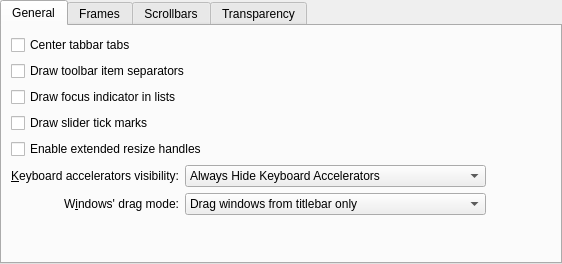
First picture: the form in kstyle/config/ui/breezestyleconfig.ui, repository Sonic-DE/sonic-breeze, before the edit.
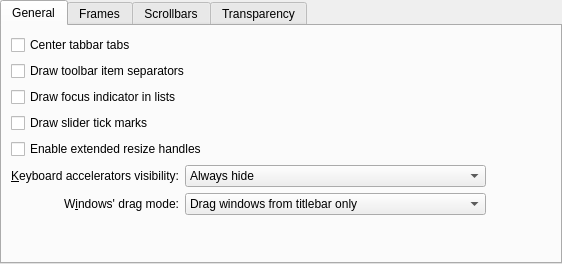
Second picture: the form after the edit.

Commit message:
kstyle: Clarify options of mnemonics/accelerators
Parity patch for oxygen theme:
https://invent.kde.org/plasma/oxygen/-/merge_requests/17

```diff
--- a/kstyle/config/ui/breezestyleconfig.ui
+++ b/kstyle/config/ui/breezestyleconfig.ui
@@ -82,7 +82,7 @@
         <widget class="QComboBox" name="_mnemonicsMode">
          <item>
           <property name="text">
-           <string>Always Hide Keyboard Accelerators</string>
+           <string>Always hide</string>
           </property>
          </item>
          <item>
```
Left out of the diff: 4 changed lines with no effect on the pictures.
